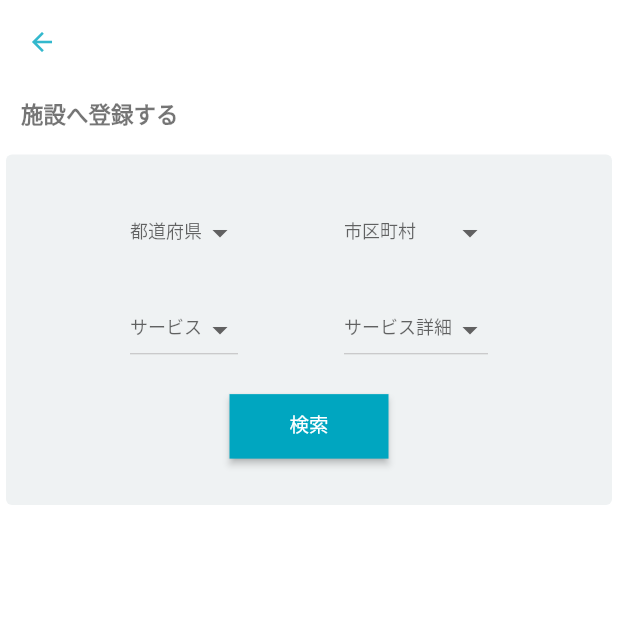
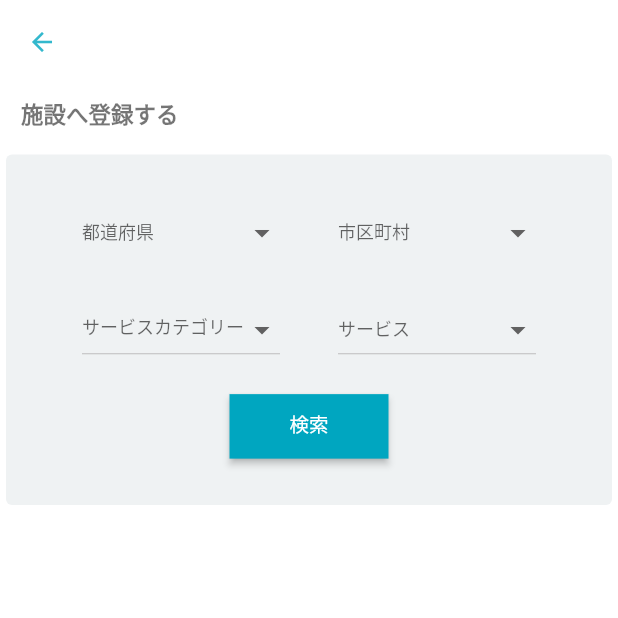
Before and after one commit to offg/welfarebrothers_for_woker, a Flutter app: the FacilityRegistrationScreen screen opened by its route, on a phone screen of 412 x 824 dp, the top half of it. Run offline on Flutter 3.47's test engine with Material 2 defaults, Android fonts, the phone set to English and light mode, and no system bars; our stand-ins replace charts_flutter, dio, flutter_slidable, get_it; accounts and stored records are empty.

Commit message:
structured registration flow

```diff
--- a/lib/screens/facility_registration.dart
+++ b/lib/screens/facility_registration.dart
@@ -38,7 +38,7 @@ class _FacilityRegistrationScreenState extends State<FacilityRegistrationScreen>
                   children: [
                     DropdownButtonHideUnderline(
                       child: DropdownButton(
-                        hint: Text("都道府県"),
+                        hint: Text("都道府県　　　　　"),
                         value: _prefCode,
                         underline: null,
                         items: [
@@ -57,7 +57,7 @@ class _FacilityRegistrationScreenState extends State<FacilityRegistrationScreen>
                     DropdownButtonHideUnderline(
                       child: DropdownButton(
                         value: _cityCode,
-                        hint: Text("市区町村"),
+                        hint: Text("市区町村　　　　　"),
                         items: [
                           DropdownMenuItem(
                             value: 2500,
@@ -80,7 +80,7 @@ class _FacilityRegistrationScreenState extends State<FacilityRegistrationScreen>
                 Row(mainAxisAlignment: MainAxisAlignment.spaceEvenly, children: [
                   DropdownButton(
                     value: _categoryGroupId,
-                    hint: Text("サービス"),
+                    hint: Text("サービスカテゴリー"),
                     items: [
                       DropdownMenuItem(
                         value: "0",
@@ -99,7 +99,7 @@ class _FacilityRegistrationScreenState extends State<FacilityRegistrationScreen>
                   ),
                   DropdownButton(
                     value: _categoryId,
-                    hint: Text("サービス詳細"),
+                    hint: Text("サービス　　　　　"),
                     items: [
                       DropdownMenuItem(
                         value: "0",
```
